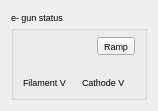
Qt form src/widgets/ui/eGunLV.ui (srgblnch/LinacGUI) before a commit.
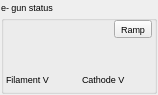
The same form after that commit. Custom widgets are drawn as their Qt base class.

Commit message: homogenize the margins in the widgets and popups

```diff
--- a/src/widgets/ui/eGunLV.ui
+++ b/src/widgets/ui/eGunLV.ui
@@ -14,6 +14,9 @@
    <string>Form</string>
   </property>
   <layout class="QGridLayout" name="gridLayout_2">
+   <property name="margin">
+    <number>1</number>
+   </property>
    <item row="0" column="0">
     <widget class="TaurusGroupBox" name="eGunGroup">
      <property name="font">
@@ -25,6 +28,9 @@
       <string>e- gun status</string>
      </property>
      <layout class="QGridLayout" name="gridLayout">
+      <property name="margin">
+       <number>2</number>
+      </property>
       <item row="1" column="0">
        <layout class="QVBoxLayout" name="verticalLayout">
         <item>
```
The commit also changes 27 other files.
